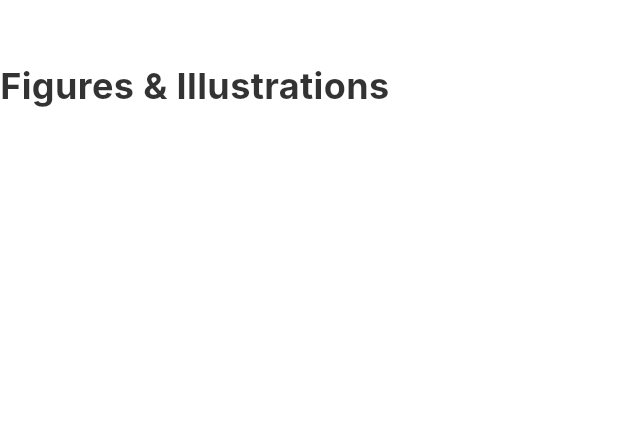
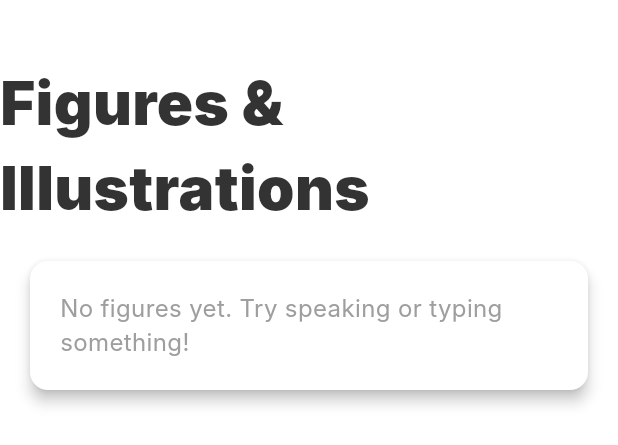
Before and after one commit to AndrewNguyen31/hoo_hacks, a Flutter app: the FiguresSection widget shown alone on an empty page, opened directly, on a phone screen of 412 x 824 dp. Shown: the top 445 px of the screen. Run offline on Flutter 3.47's test engine with Material 3 defaults, Android fonts, the light colour scheme and no system bars; our stand-ins replace speech_to_text; Roboto replaces fonts that are missing (Inter).

Commit message:
Added empty box under Figure & Illustrations at beginning

```diff
--- a/lib/components/figures_section.dart
+++ b/lib/components/figures_section.dart
@@ -103,8 +103,8 @@
           const SelectableText(
             'Figures & Illustrations',
             style: TextStyle(
-              fontSize: 24,
-              fontWeight: FontWeight.bold,
+              fontSize: 40,
+              fontWeight: FontWeight.w900,
             ),
           ),
           const SizedBox(height: 20),
@@ -177,7 +177,28 @@
                 },
               ),
             ),
-          ],
+          ] else
+            Center(
+              child: ConstrainedBox(
+                constraints: const BoxConstraints(maxWidth: 500),
+                child: const Card(
+                  elevation: 4,
+                  margin: EdgeInsets.symmetric(horizontal: 20),
+                  child: Padding(
+                    padding: EdgeInsets.all(20),
+                    child: Center(
+                      child: Text(
+                        'No figures yet. Try speaking or typing something!',
+                        style: TextStyle(
+                          fontSize: 16,
+                          color: Colors.grey,
+                        ),
+                      ),
+                    ),
+                  ),
+                ),
+              ),
+            ),
         ],
       ),
     );
--- a/lib/components/translation_cards.dart
+++ b/lib/components/translation_cards.dart
@@ -67,8 +67,8 @@
           const Text(
             'Translations',
             style: TextStyle(
-              fontSize: 24,
-              fontWeight: FontWeight.bold,
+              fontSize: 40,
+              fontWeight: FontWeight.w900,
             ),
           ),
           const SizedBox(height: 20),
```
